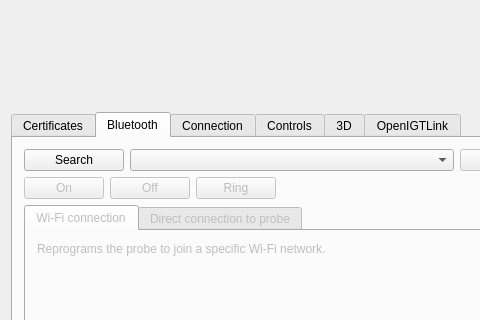
clariusdev/solum, file examples/solum_qt/solum/solumqt.ui: the form before one commit; both pictures show x 0 to 480 and y 134 to 454 of the 584 by 857 pixel window.
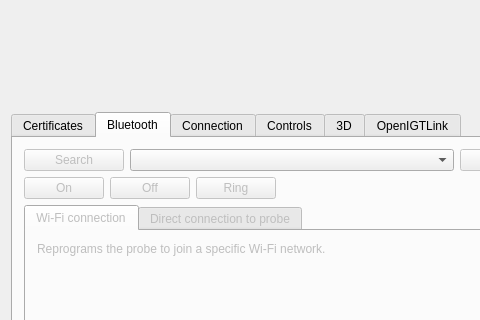
The form after the commit. The open tabs and pages were chosen to show the change. Custom widgets are drawn as their Qt base class.

Commit message:
Qt BLE: ask for permissions
Use QTs permission feature for bluetooth. Only if permissions are granted, the BLE search button will be enabled.

Patch:
```diff
--- a/examples/solum_qt/solum/solumqt.ui
+++ b/examples/solum_qt/solum/solumqt.ui
@@ -141,6 +141,9 @@
          <layout class="QHBoxLayout" name="horizontalLayout_5">
           <item>
            <widget class="JobButton" name="blesearch">
+            <property name="enabled">
+             <bool>false</bool>
+            </property>
             <property name="maximumSize">
              <size>
               <width>100</width>
```
Left out of the diff: 2 changed lines with no effect on the pictures. The commit also changes 1 other file.
